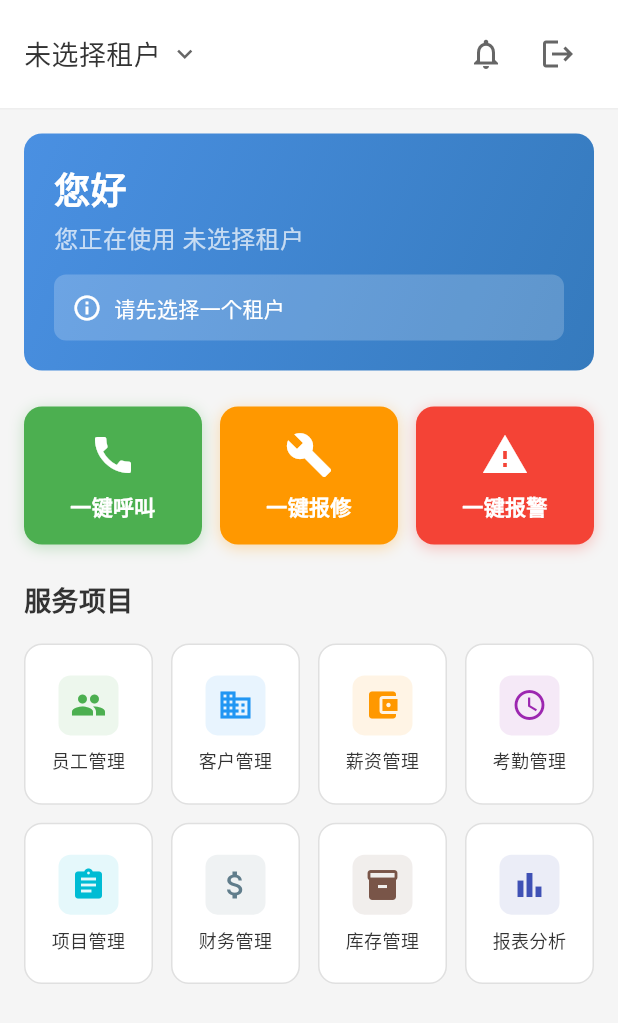
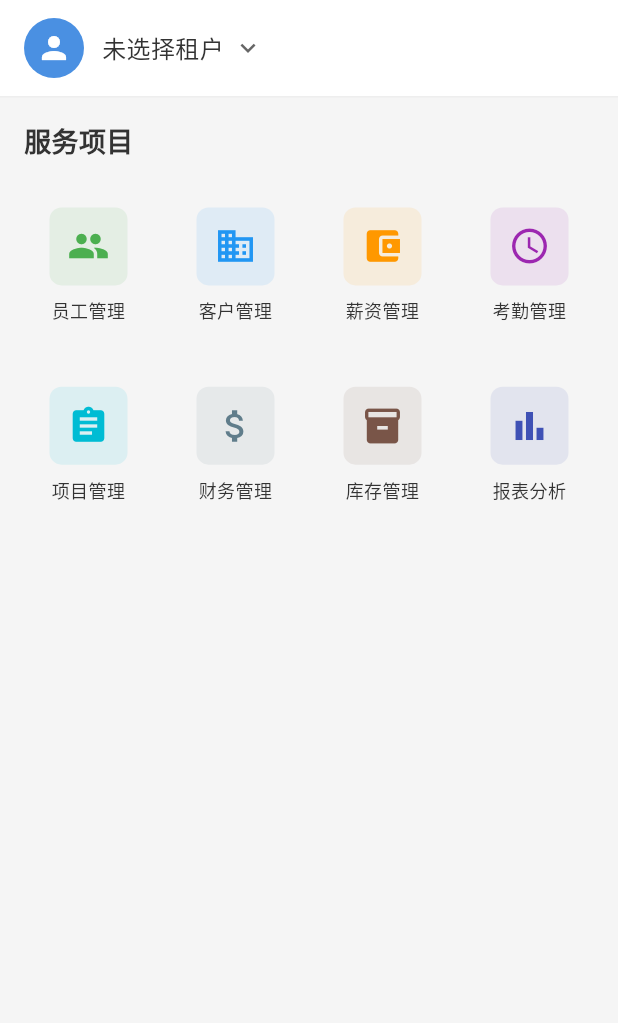
Before and after one commit to youbiaokachi123/xintai_erp_app, a Flutter app: the HomeScreen screen opened directly, on a phone screen of 412 x 824 dp. Shown: the top 1023 px of the screen. Run offline on Flutter 3.47's test engine with Material 3 defaults, Android fonts, the light colour scheme and no system bars; our stand-ins replace flutter_dotenv, supabase_flutter; accounts and stored records are empty.

Commit message:
feat:首页优化

```diff
--- a/lib/screens/home_screen.dart
+++ b/lib/screens/home_screen.dart
@@ -35,26 +35,38 @@ class _HomeScreenState extends State<HomeScreen> {
                 ),
               ),
               child: Row(
-                mainAxisAlignment: MainAxisAlignment.spaceBetween,
                 children: [
-                  InkWell(
-                    onTap: () {
-                      // 跳转到租户选择页面
-                      Navigator.push(
-                        context,
-                        MaterialPageRoute(
-                          builder: (context) => const TenantListScreen(),
+                  // 用户头像
+                  Container(
+                    width: 40,
+                    height: 40,
+                    decoration: BoxDecoration(
+                      color: const Color(0xFF4A90E2),
+                      borderRadius: BorderRadius.circular(20),
                     ),
-                      );
-                    },
+                    child: const Icon(
+                      Icons.person,
+                      color: Colors.white,
+                      size: 24,
+                    ),
+                  ),
+                  const SizedBox(width: 12),
+
+                  // 租户信息
+                  Expanded(
+                    child: PopupMenuButton<String>(
                       child: Row(
+                        mainAxisSize: MainAxisSize.min,
                         children: [
-                        Text(
+                          Flexible(
+                            child: Text(
                               _tenantStateService.currentTenantName,
                               style: const TextStyle(
                                 color: Color(0xFF333333),
-                            fontSize: 18,
+                                fontSize: 16,
                                 fontWeight: FontWeight.w500,
+                              ),
+                              overflow: TextOverflow.ellipsis,
                             ),
                           ),
                           const SizedBox(width: 6),
@@ -65,20 +77,15 @@ class _HomeScreenState extends State<HomeScreen> {
                           ),
                         ],
                       ),
+                      onSelected: (value) async {
+                        if (value == 'switch_tenant') {
+                          Navigator.push(
+                            context,
+                            MaterialPageRoute(
+                              builder: (context) => const TenantListScreen(),
                             ),
-                  Row(
-                    children: [
-                      IconButton(
-                        icon: const Icon(Icons.notifications_outlined),
-                        onPressed: () {
-                          // 通知功能
-                        },
-                        iconSize: 24,
-                        color: const Color(0xFF666666),
-                      ),
-                      IconButton(
-                        icon: const Icon(Icons.logout),
-                        onPressed: () async {
+                          );
+                        } else if (value == 'logout') {
                           final confirm = await showDialog<bool>(
                             context: context,
                             builder: (context) => AlertDialog(
@@ -106,11 +113,31 @@ class _HomeScreenState extends State<HomeScreen> {
                               );
                             }
                           }
+                        }
                       },
-                        iconSize: 24,
-                        color: const Color(0xFF666666),
+                      itemBuilder: (context) => [
+                        const PopupMenuItem<String>(
+                          value: 'switch_tenant',
+                          child: Row(
+                            children: [
+                              Icon(Icons.swap_horiz, size: 18),
+                              SizedBox(width: 8),
+                              Text('切换租户'),
+                            ],
+                          ),
+                        ),
+                        const PopupMenuItem<String>(
+                          value: 'logout',
+                          child: Row(
+                            children: [
+                              Icon(Icons.logout, size: 18),
+                              SizedBox(width: 8),
+                              Text('退出登录'),
+                            ],
+                          ),
                         ),
                       ],
+                    ),
                   ),
                 ],
               ),
@@ -123,77 +150,6 @@ class _HomeScreenState extends State<HomeScreen> {
                 child: Column(
                   crossAxisAlignment: CrossAxisAlignment.start,
                   children: [
-                    // 欢迎区域
-                    Container(
-                      width: double.infinity,
-                      padding: const EdgeInsets.all(20),
-                      decoration: BoxDecoration(
-                        gradient: const LinearGradient(
-                          colors: [Color(0xFF4A90E2), Color(0xFF357ABD)],
-                          begin: Alignment.topLeft,
-                          end: Alignment.bottomRight,
-                        ),
-                        borderRadius: BorderRadius.circular(12),
-                      ),
-                      child: Column(
-                        crossAxisAlignment: CrossAxisAlignment.start,
-                        children: [
-                          const Text(
-                            '您好',
-                            style: TextStyle(
-                              fontSize: 24,
-                              fontWeight: FontWeight.w600,
-                              color: Colors.white,
-                            ),
-                          ),
-                          const SizedBox(height: 4),
-                          Text(
-                            '您正在使用 ${_tenantStateService.currentTenantName}',
-                            style: const TextStyle(
-                              fontSize: 16,
-                              color: Colors.white70,
-                            ),
-                          ),
-                          if (!_tenantStateService.hasCurrentTenant) ...[
-                            const SizedBox(height: 12),
-                            Container(
-                              padding: const EdgeInsets.all(12),
-                              decoration: BoxDecoration(
-                                color: Colors.white.withOpacity(0.2),
-                                borderRadius: BorderRadius.circular(8),
-                              ),
-                              child: const Row(
-                                children: [
-                                  Icon(
-                                    Icons.info_outline,
-                                    color: Colors.white,
-                                    size: 20,
-                                  ),
-                                  SizedBox(width: 8),
-                                  Expanded(
-                                    child: Text(
-                                      '请先选择一个租户',
-                                      style: TextStyle(
-                                        color: Colors.white,
-                                        fontSize: 14,
-                                      ),
-                                    ),
-                                  ),
-                                ],
-                              ),
-                            ),
-                          ],
-                        ],
-                      ),
-                    ),
-
-                    const SizedBox(height: 24),
-
-                    // 一键服务按钮
-                    _buildQuickServiceButtons(),
-
-                    const SizedBox(height: 24),
-
                     // 服务项目标题
                     const Text(
                       '服务项目',
@@ -341,26 +297,19 @@ class _HomeScreenState extends State<HomeScreen> {
   Widget _buildServiceItem(String name, IconData icon, Color color) {
     return InkWell(
       onTap: () => _handleServiceTap(name),
-      borderRadius: BorderRadius.circular(12),
-      child: Container(
-        padding: const EdgeInsets.all(12),
-        decoration: BoxDecoration(
-          color: Colors.white,
-          borderRadius: BorderRadius.circular(12),
-          border: Border.all(color: const Color(0xFFE0E0E0), width: 1),
-        ),
+      borderRadius: BorderRadius.circular(8),
       child: Column(
         mainAxisAlignment: MainAxisAlignment.center,
         children: [
           Container(
-              padding: const EdgeInsets.all(8),
+            padding: const EdgeInsets.all(12),
             decoration: BoxDecoration(
               color: color.withOpacity(0.1),
               borderRadius: BorderRadius.circular(8),
             ),
             child: Icon(
               icon,
-                size: 24,
+              size: 28,
               color: color,
             ),
           ),
@@ -377,7 +326,6 @@ class _HomeScreenState extends State<HomeScreen> {
             overflow: TextOverflow.ellipsis,
           ),
         ],
-        ),
       ),
     );
   }
```
Lines whose indentation alone changed are shown as unchanged.
